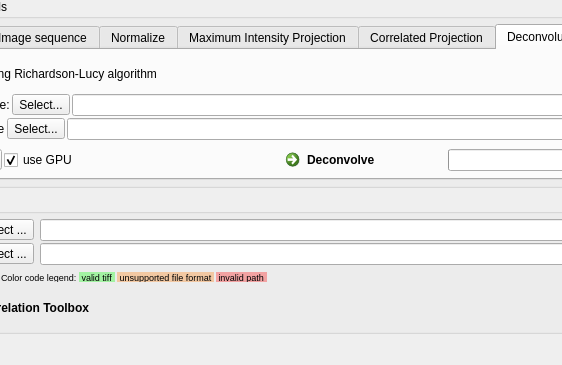
Before: the Qt Designer form TDCT_main.ui in rosalindfranklininstitute/3DCT, drawn with Qt 5; both pictures show x 121 to 683 and y 335 to 700 of the 800 by 700 pixel window.
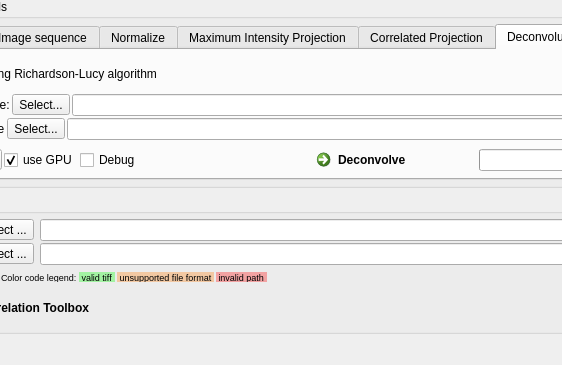
After: the same form once the commit is applied. Icons and pictures are not drawn. Custom widgets are drawn as their Qt base class.

Commit message: Fix bugs and added Debug info for deconvolution support

The edit to the form file:
```diff
--- a/TDCT_main.ui
+++ b/TDCT_main.ui
@@ -1810,6 +1810,16 @@
                </property>
               </widget>
              </item>
+             <item>
+              <widget class="QCheckBox" name="checkBoxDebug">
+               <property name="toolTip">
+                <string extracomment="Print debug (INFO) in console"/>
+               </property>
+               <property name="text">
+                <string>Debug</string>
+               </property>
+              </widget>
+             </item>
              <item>
               <spacer name="horizontalSpacer_26">
                <property name="orientation">
```
The commit also changes 3 other files.
